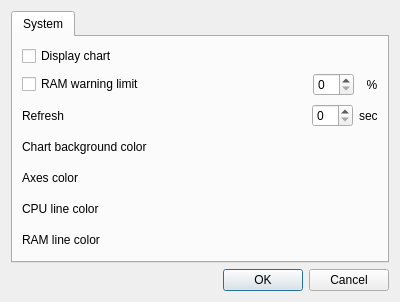
This is src/gui/ui/settingswidget.ui in pblottiere/snail as Qt 5 draws it before an edit. The edited form follows.
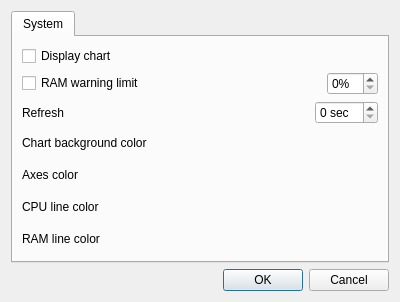
This is the edited form.

```diff
--- a/src/gui/ui/settingswidget.ui
+++ b/src/gui/ui/settingswidget.ui
@@ -54,12 +54,9 @@
           </spacer>
          </item>
          <item>
-          <widget class="QSpinBox" name="mRamWarningLimit"/>
-         </item>
-         <item>
-          <widget class="QLabel" name="label_6">
-           <property name="text">
-            <string>  %</string>
+          <widget class="QSpinBox" name="mRamWarningLimit">
+           <property name="suffix">
+            <string>%</string>
            </property>
           </widget>
          </item>
@@ -88,12 +85,9 @@
           </spacer>
          </item>
          <item>
-          <widget class="QSpinBox" name="mRefreshSec"/>
-         </item>
-         <item>
-          <widget class="QLabel" name="label_7">
-           <property name="text">
-            <string>sec</string>
+          <widget class="QSpinBox" name="mRefreshSec">
+           <property name="suffix">
+            <string> sec</string>
            </property>
           </widget>
          </item>
```
